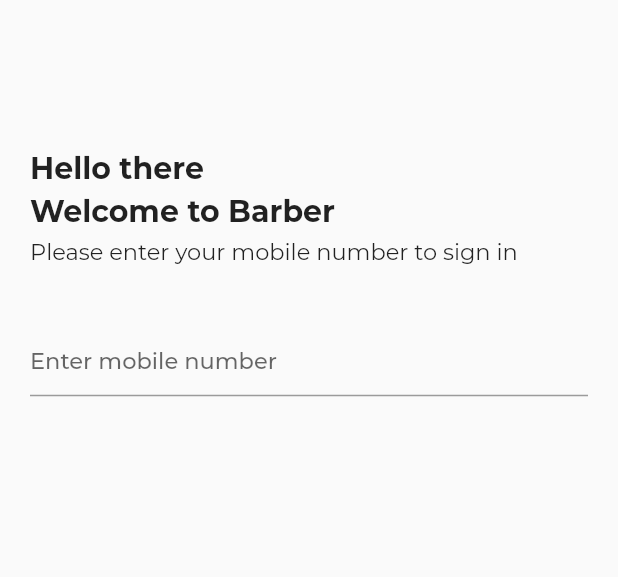
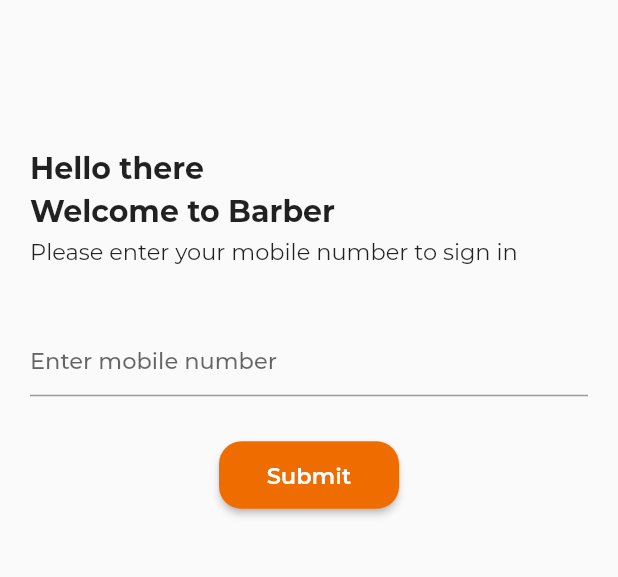
Before and after one commit to DroidKaranGithub/flutter_barber_user_app, a Flutter app: the screen it shows after launch, on a phone screen of 412 x 824 dp, the part 378-955 px from its top. Run offline on Flutter 3.47's test engine with Material 2 defaults, Android fonts, the phone set to English and light mode, and no system bars; missing offline and left inert: pin_view.

```diff
--- a/lib/homescreen.dart
+++ b/lib/homescreen.dart
@@ -2,6 +2,7 @@
 
 import 'package:flutter/material.dart';
 import 'package:flutter/services.dart';
+import 'package:flutter_app_splashscreen/otpscreen.dart';
 
 
 class HomeScreen extends StatelessWidget {
@@ -14,7 +15,8 @@ class HomeScreen extends StatelessWidget {
       home: Scaffold(
         resizeToAvoidBottomInset: false, // set it to false
   // body: SingleChildScrollView(child: YourBody()),
-        body: Container(
+        body: SingleChildScrollView(
+                  child: Container(
             child: Column(
               children: <Widget>[
             Container(
@@ -54,8 +56,7 @@ class HomeScreen extends StatelessWidget {
               Row(
                 children: <Widget>[
                   Container(
-                  margin: EdgeInsets.only(left: 20, top: 5),
-                  padding: EdgeInsets.only(right: 50),
+                    margin: EdgeInsets.only(left: 20, top: 5, right:  20 ),
                     child :Text("Please enter your mobile number to sign in",
                 style: TextStyle(
                   fontFamily: 'Montserrat-Regular',
@@ -86,8 +87,31 @@ class HomeScreen extends StatelessWidget {
               )
               ),
 
+              Container(
+                margin: EdgeInsets.only(top: 30),
+                height: 45,
+                width: 120,
+                child: RaisedButton(
+                padding: EdgeInsets.only(right: 20, left: 20),
+                color: Colors.orange[800],
+                child: Text('Submit',
+                style: TextStyle(
+                  color: Colors.white,
+                  fontFamily: 'Montserrat-SemiBold',
+                  fontSize: 15
+                ),),
+                onPressed: (){
+                  Navigator.pushReplacement(context, MaterialPageRoute(builder: (context)=> OtpScreen()));
+                },
+                shape: RoundedRectangleBorder(
+                  borderRadius: new BorderRadius.circular(15)
+                ),
+              ),
+              )
+
               ],
             )
+          ),
         ),
       ),
     );
--- a/pubspec.yaml
+++ b/pubspec.yaml
@@ -23,6 +23,7 @@ dependencies:
   # The following adds the Cupertino Icons font to your application.
   # Use with the CupertinoIcons class for iOS style icons.
   cupertino_icons: ^0.1.2
+  pin_view: ^1.0.1
 
 dev_dependencies:
   flutter_test:
```
Also changed, not shown: lib/otpscreen.dart (added, +128 -0 lines), pubspec.lock. Lines whose indentation alone changed are shown as unchanged.
